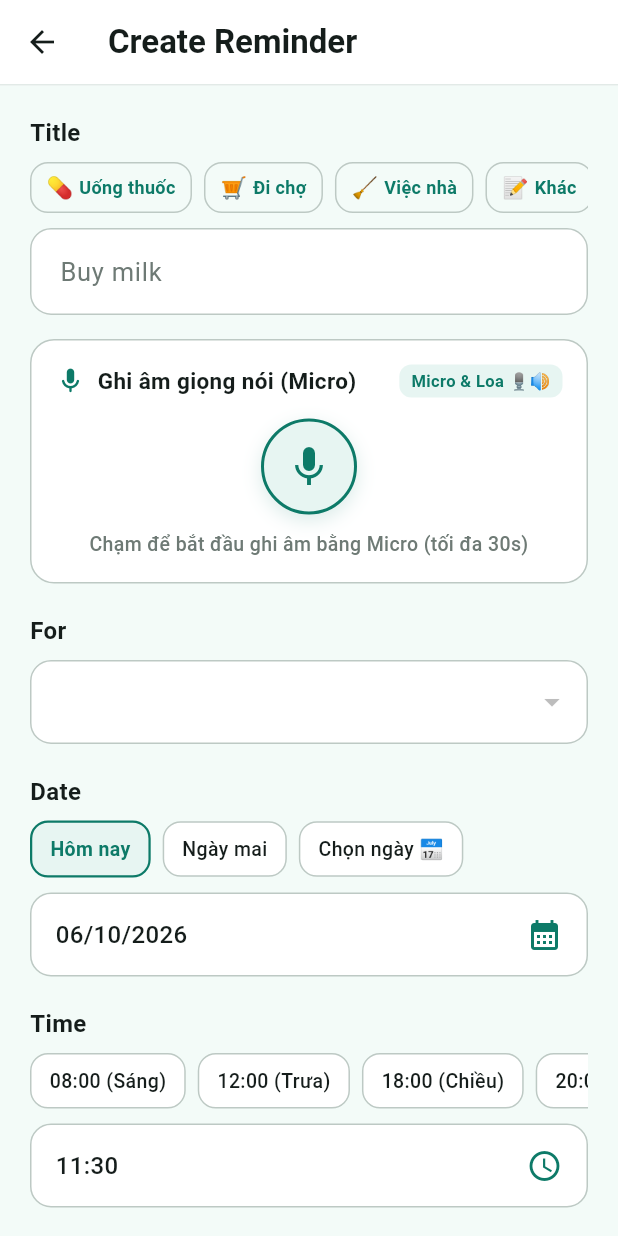
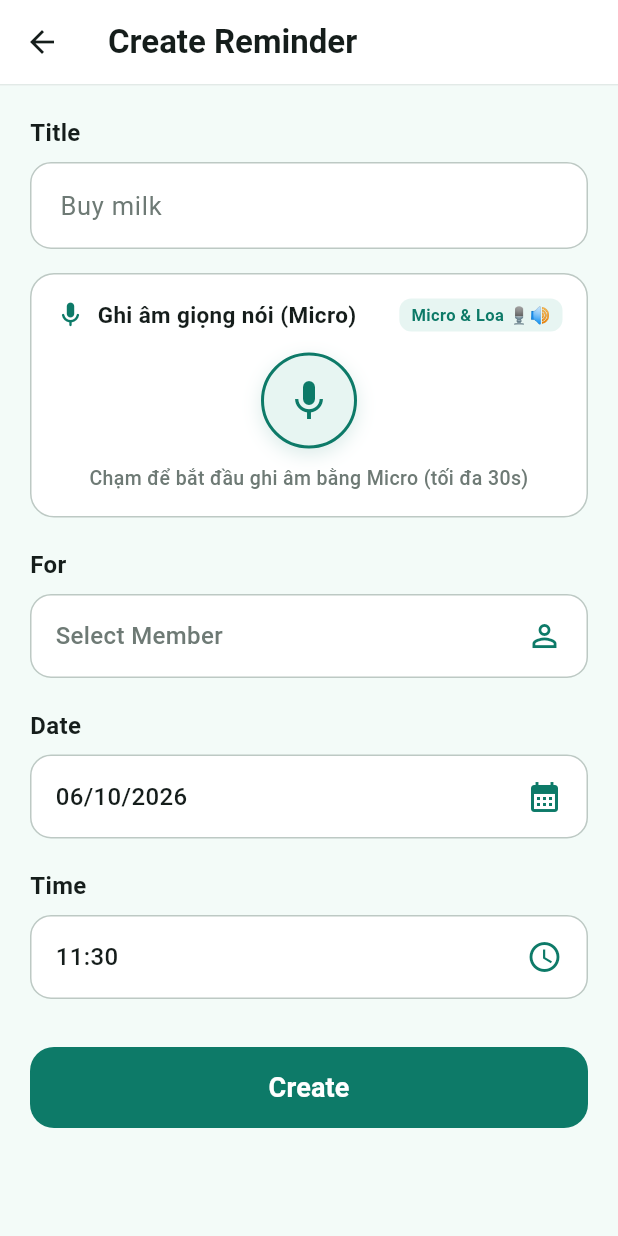
Before and after one commit to Izsaah/FHub, a Flutter app: the CreateReminderScreen screen opened directly with empty values, on a phone screen of 412 x 824 dp. Run offline on Flutter 3.47's test engine with Material 3 defaults, Android fonts, the light colour scheme and no system bars; our stand-ins replace audioplayers, flutter_dotenv, supabase_flutter; missing offline and left inert: dart:html, record; accounts and stored records are empty; network calls fail.

Commit message:
feat(vinh): simplify reminder form UI with box picker for member and remove quick chips

```diff
--- a/lib/Vinh/screens/create_reminder_screen.dart
+++ b/lib/Vinh/screens/create_reminder_screen.dart
@@ -173,20 +173,113 @@ class _CreateReminderScreenState extends State<CreateReminderScreen> {
     return error == null;
   }
 
-  void _setQuickDate(int daysFromNow) {
-    final now = DateTime.now();
-    final target = now.add(Duration(days: daysFromNow));
+  Future<void> _pickMember() async {
+    const primaryColor = Color(0xFF0D7A68);
+    const textPrimary = Color(0xFF151D1B);
+
+    final selected = await showModalBottomSheet<FamilyMember>(
+      context: context,
+      backgroundColor: Colors.white,
+      shape: const RoundedRectangleBorder(
+        borderRadius: BorderRadius.vertical(top: Radius.circular(20)),
+      ),
+      builder: (ctx) {
+        return SafeArea(
+          child: Padding(
+            padding: const EdgeInsets.symmetric(vertical: 16),
+            child: Column(
+              mainAxisSize: MainAxisSize.min,
+              crossAxisAlignment: CrossAxisAlignment.start,
+              children: [
+                Padding(
+                  padding: const EdgeInsets.symmetric(horizontal: 20, vertical: 8),
+                  child: Row(
+                    mainAxisAlignment: MainAxisAlignment.spaceBetween,
+                    children: [
+                      const Text(
+                        'Select Member (For)',
+                        style: TextStyle(
+                          fontSize: 18,
+                          fontWeight: FontWeight.bold,
+                          color: textPrimary,
+                        ),
+                      ),
+                      IconButton(
+                        icon: const Icon(Icons.close, size: 20),
+                        onPressed: () => Navigator.of(ctx).pop(),
+                      ),
+                    ],
+                  ),
+                ),
+                const Divider(height: 1, color: Color(0xFFE2EAE7)),
+                Flexible(
+                  child: ListView.builder(
+                    shrinkWrap: true,
+                    itemCount: widget.familyMembers.length,
+                    itemBuilder: (ctx, index) {
+                      final member = widget.familyMembers[index];
+                      final isSelected = member.id == _selectedMember?.id;
+                      final primary =
+                          MemberColorHelper.getPrimaryColor(member.name);
+                      final bg =
+                          MemberColorHelper.getBackgroundColor(member.name);
+
+                      return ListTile(
+                        leading: CircleAvatar(
+                          radius: 18,
+                          backgroundColor: bg,
+                          child: Text(
+                            member.name.isNotEmpty
+                                ? member.name[0].toUpperCase()
+                                : '?',
+                            style: TextStyle(
+                              fontSize: 14,
+                              fontWeight: FontWeight.bold,
+                              color: primary,
+                            ),
+                          ),
+                        ),
+                        title: Text(
+                          member.name,
+                          style: TextStyle(
+                            fontSize: 16,
+                            fontWeight: isSelected
+                                ? FontWeight.bold
+                                : FontWeight.w500,
+                            color: isSelected ? primaryColor : textPrimary,
+                          ),
+                        ),
+                        subtitle: Text(
+                          member.role,
+                          style: const TextStyle(
+                            fontSize: 13,
+                            color: Color(0xFF6E7A75),
+                          ),
+                        ),
+                        trailing: isSelected
+                            ? const Icon(Icons.check_circle,
+                                color: primaryColor)
+                            : null,
+                        tileColor: isSelected
+                            ? const Color(0xFFE7F5F2)
+                            : Colors.transparent,
+                        onTap: () => Navigator.of(ctx).pop(member),
+                      );
+                    },
+                  ),
+                ),
+              ],
+            ),
+          ),
+        );
+      },
+    );
+
+    if (selected != null) {
       setState(() {
-      _selectedDate = DateTime(target.year, target.month, target.day);
-      _validateDateTime();
+        _selectedMember = selected;
       });
     }
-
-  void _setQuickTime(int hour, int minute) {
-    setState(() {
-      _selectedTime = TimeOfDay(hour: hour, minute: minute);
-      _validateDateTime();
-    });
   }
 
   Future<void> _submit() async {
@@ -292,49 +385,6 @@ class _CreateReminderScreenState extends State<CreateReminderScreen> {
                 ),
               ),
               const SizedBox(height: 8),
-              // Quick Templates 1-Chạm
-              SingleChildScrollView(
-                scrollDirection: Axis.horizontal,
-                child: Row(
-                  children: [
-                    _buildTemplateChip(
-                      icon: '💊',
-                      label: 'Uống thuốc',
-                      onTap: () {
-                        _titleController.text = 'Uống thuốc';
-                        _setQuickTime(8, 0);
-                      },
-                    ),
-                    const SizedBox(width: 8),
-                    _buildTemplateChip(
-                      icon: '🛒',
-                      label: 'Đi chợ',
-                      onTap: () {
-                        _titleController.text = 'Đi chợ mua đồ';
-                        _setQuickTime(10, 0);
-                      },
-                    ),
-                    const SizedBox(width: 8),
-                    _buildTemplateChip(
-                      icon: '🧹',
-                      label: 'Việc nhà',
-                      onTap: () {
-                        _titleController.text = 'Dọn dẹp việc nhà';
-                        _setQuickTime(17, 0);
-                      },
-                    ),
-                    const SizedBox(width: 8),
-                    _buildTemplateChip(
-                      icon: '📝',
-                      label: 'Khác',
-                      onTap: () {
-                        _titleController.text = 'Nhắc nhở việc gia đình';
-                      },
-                    ),
-                  ],
-                ),
-              ),
-              const SizedBox(height: 10),
               TextFormField(
                 controller: _titleController,
                 style: const TextStyle(fontSize: 17),
@@ -380,51 +430,42 @@ class _CreateReminderScreenState extends State<CreateReminderScreen> {
                 ),
               ),
               const SizedBox(height: 8),
-              DropdownButtonFormField<FamilyMember>(
-                initialValue: _selectedMember,
-                decoration: InputDecoration(
-                  filled: true,
-                  fillColor: Colors.white,
-                  contentPadding:
-                      const EdgeInsets.symmetric(horizontal: 16, vertical: 16),
-                  border: OutlineInputBorder(
+              InkWell(
+                onTap: _pickMember,
                 borderRadius: BorderRadius.circular(14),
-                    borderSide: const BorderSide(color: Color(0xFFBDC9C4)),
+                child: Container(
+                  height: 56,
+                  padding: const EdgeInsets.symmetric(horizontal: 16),
+                  decoration: BoxDecoration(
+                    color: Colors.white,
+                    borderRadius: BorderRadius.circular(14),
+                    border: Border.all(color: const Color(0xFFBDC9C4)),
                   ),
-                  enabledBorder: OutlineInputBorder(
-                    borderRadius: BorderRadius.circular(14),
-                    borderSide: const BorderSide(color: Color(0xFFBDC9C4)),
-                  ),
-                  focusedBorder: OutlineInputBorder(
-                    borderRadius: BorderRadius.circular(14),
-                    borderSide:
-                        const BorderSide(color: primaryColor, width: 2),
-                  ),
-                ),
-                items: widget.familyMembers.map((member) {
-                  final primary = MemberColorHelper.getPrimaryColor(member.name);
-                  final bg = MemberColorHelper.getBackgroundColor(member.name);
-                  return DropdownMenuItem<FamilyMember>(
-                    value: member,
                   child: Row(
+                    mainAxisAlignment: MainAxisAlignment.spaceBetween,
+                    children: [
+                      _selectedMember != null
+                          ? Row(
                               children: [
                                 CircleAvatar(
                                   radius: 14,
-                          backgroundColor: bg,
+                                  backgroundColor: MemberColorHelper.getBackgroundColor(
+                                      _selectedMember!.name),
                                   child: Text(
-                            member.name.isNotEmpty
-                                ? member.name[0].toUpperCase()
+                                    _selectedMember!.name.isNotEmpty
+                                        ? _selectedMember!.name[0].toUpperCase()
                                         : '?',
                                     style: TextStyle(
                                       fontSize: 12,
                                       fontWeight: FontWeight.bold,
-                              color: primary,
+                                      color: MemberColorHelper.getPrimaryColor(
+                                          _selectedMember!.name),
                                     ),
                                   ),
                                 ),
                                 const SizedBox(width: 10),
                                 Text(
-                          '${member.name} (${member.role})',
+                                  '${_selectedMember!.name} (${_selectedMember!.role})',
                                   style: const TextStyle(
                                     fontSize: 16,
                                     fontWeight: FontWeight.w500,
@@ -432,15 +473,18 @@ class _CreateReminderScreenState extends State<CreateReminderScreen> {
                                   ),
                                 ),
                               ],
+                            )
+                          : const Text(
+                              'Select Member',
+                              style: TextStyle(
+                                fontSize: 16,
+                                fontWeight: FontWeight.w500,
+                                color: textMuted,
                               ),
-                  );
-                }).toList(),
-                onChanged: (val) {
-                  setState(() => _selectedMember = val);
-                },
-                validator: (val) => ReminderValidator.validateAssignedMember(
-                  val?.id,
-                  widget.familyMembers,
+                            ),
+                      const Icon(Icons.person_outline, color: primaryColor),
+                    ],
+                  ),
                 ),
               ),
               const SizedBox(height: 20),
@@ -455,39 +499,6 @@ class _CreateReminderScreenState extends State<CreateReminderScreen> {
                 ),
               ),
               const SizedBox(height: 8),
-              // Quick Date Chips
-              SingleChildScrollView(
-                scrollDirection: Axis.horizontal,
-                child: Row(
-                  children: [
-                    _buildQuickChip(
-                      label: 'Hôm nay',
-                      isSelected: _selectedDate != null &&
-                          _selectedDate!.day == DateTime.now().day &&
-                          _selectedDate!.month == DateTime.now().month &&
-                          _selectedDate!.year == DateTime.now().year,
-                      onTap: () => _setQuickDate(0),
-                    ),
-                    const SizedBox(width: 8),
-                    _buildQuickChip(
-                      label: 'Ngày mai',
-                      isSelected: _selectedDate != null &&
-                          _selectedDate!.day ==
-                              DateTime.now().add(const Duration(days: 1)).day &&
-                          _selectedDate!.month ==
-                              DateTime.now().add(const Duration(days: 1)).month,
-                      onTap: () => _setQuickDate(1),
-                    ),
-                    const SizedBox(width: 8),
-                    _buildQuickChip(
-                      label: 'Chọn ngày 📅',
-                      isSelected: false,
-                      onTap: _pickDate,
-                    ),
-                  ],
-                ),
-              ),
-              const SizedBox(height: 10),
               InkWell(
                 onTap: _pickDate,
                 borderRadius: BorderRadius.circular(14),
@@ -529,48 +540,6 @@ class _CreateReminderScreenState extends State<CreateReminderScreen> {
                 ),
               ),
               const SizedBox(height: 8),
-              // Quick Time Chips
-              SingleChildScrollView(
-                scrollDirection: Axis.horizontal,
-                child: Row(
-                  children: [
-                    _buildQuickChip(
-                      label: '08:00 (Sáng)',
-                      isSelected: _selectedTime?.hour == 8 &&
-                          _selectedTime?.minute == 0,
-                      onTap: () => _setQuickTime(8, 0),
-                    ),
-                    const SizedBox(width: 8),
-                    _buildQuickChip(
-                      label: '12:00 (Trưa)',
-                      isSelected: _selectedTime?.hour == 12 &&
-                          _selectedTime?.minute == 0,
-                      onTap: () => _setQuickTime(12, 0),
-                    ),
-                    const SizedBox(width: 8),
-                    _buildQuickChip(
-                      label: '18:00 (Chiều)',
-                      isSelected: _selectedTime?.hour == 18 &&
-                          _selectedTime?.minute == 0,
-                      onTap: () => _setQuickTime(18, 0),
-                    ),
-                    const SizedBox(width: 8),
-                    _buildQuickChip(
-                      label: '20:00 (Tối)',
-                      isSelected: _selectedTime?.hour == 20 &&
-                          _selectedTime?.minute == 0,
-                      onTap: () => _setQuickTime(20, 0),
-                    ),
-                    const SizedBox(width: 8),
-                    _buildQuickChip(
-                      label: 'Chọn giờ ⏰',
-                      isSelected: false,
-                      onTap: _pickTime,
-                    ),
-                  ],
-                ),
-              ),
-              const SizedBox(height: 10),
               InkWell(
                 onTap: _pickTime,
                 borderRadius: BorderRadius.circular(14),
@@ -667,70 +636,4 @@ class _CreateReminderScreenState extends State<CreateReminderScreen> {
       ),
     );
   }
-
-  Widget _buildQuickChip({
-    required String label,
-    required bool isSelected,
-    required VoidCallback onTap,
-  }) {
-    const primaryColor = Color(0xFF0D7A68);
-    return InkWell(
-      onTap: onTap,
-      borderRadius: BorderRadius.circular(12),
-      child: AnimatedContainer(
-        duration: const Duration(milliseconds: 150),
-        padding: const EdgeInsets.symmetric(horizontal: 12, vertical: 8),
-        decoration: BoxDecoration(
-          color: isSelected ? const Color(0xFFE7F5F2) : Colors.white,
-          borderRadius: BorderRadius.circular(12),
-          border: Border.all(
-            color: isSelected ? primaryColor : const Color(0xFFBDC9C4),
-            width: isSelected ? 1.5 : 1,
-          ),
-        ),
-        child: Text(
-          label,
-          style: TextStyle(
-            fontSize: 13,
-            fontWeight: isSelected ? FontWeight.bold : FontWeight.w500,
-            color: isSelected ? primaryColor : const Color(0xFF151D1B),
-          ),
-        ),
-      ),
-    );
 }
-
-  Widget _buildTemplateChip({
-    required String icon,
-    required String label,
-    required VoidCallback onTap,
-  }) {
-    return InkWell(
-      onTap: onTap,
-      borderRadius: BorderRadius.circular(12),
-      child: Container(
-        padding: const EdgeInsets.symmetric(horizontal: 10, vertical: 6),
-        decoration: BoxDecoration(
-          color: const Color(0xFFF3FBF8),
-          borderRadius: BorderRadius.circular(12),
-          border: Border.all(color: const Color(0xFFBDC9C4)),
-        ),
-        child: Row(
-          mainAxisSize: MainAxisSize.min,
-          children: [
-            Text(icon, style: const TextStyle(fontSize: 14)),
-            const SizedBox(width: 4),
-            Text(
-              label,
-              style: const TextStyle(
-                fontSize: 12,
-                fontWeight: FontWeight.w600,
-                color: Color(0xFF0D7A68),
-              ),
-            ),
-          ],
-        ),
-      ),
-    );
-  }
-}
```
Lines whose indentation alone changed are shown as unchanged.
